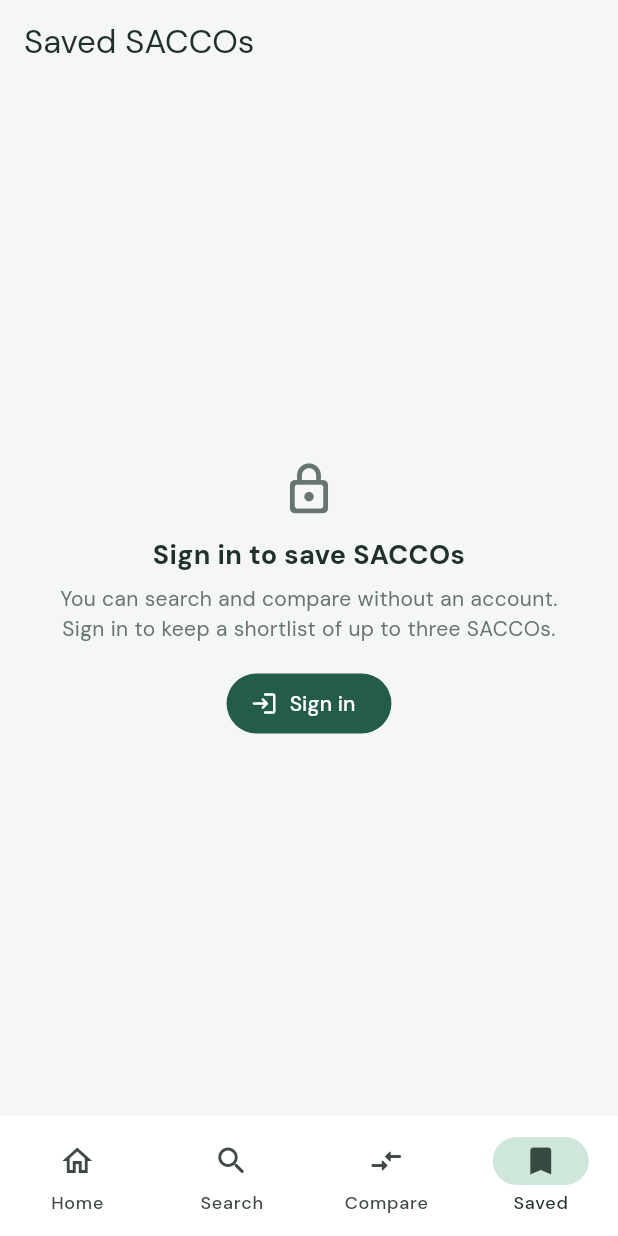
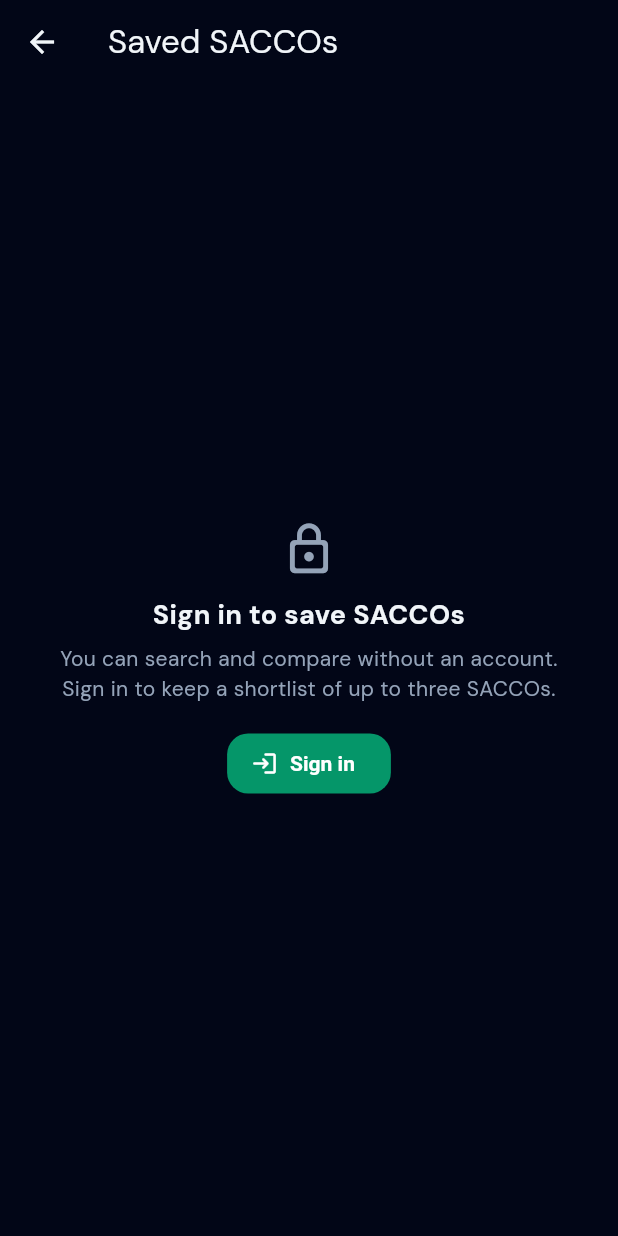
Before and after one commit to GraceWambugu/sacco_pearls, a Flutter app: the screen it shows after launch, scrolled down 60 dp, after a tap on "Saved", on a phone screen of 412 x 824 dp. Run offline on Flutter 3.47's test engine with Material 3 defaults, Android fonts, the phone set to English and light mode, and no system bars; our stand-ins replace dio, fl_chart, flutter_secure_storage, google_fonts; accounts and stored records are empty; network calls fail.

Commit message:
feat(mobile): dark slate and emerald theme, tabs Home/Directory/Compare/Trends
- Palette and theme switched to the dark design Grace chose (one file each)
- Bottom bar: Home, Directory, Compare (badge), Trends (placeholder until
  the charts are built); Saved now opens from a Home tile
- Fixed colour pairs that became unreadable on dark backgrounds

Co-Authored-By: Claude Opus 5.5 <noreply@anthropic.com>

```diff
--- a/mobile/lib/screens/app_shell.dart
+++ b/mobile/lib/screens/app_shell.dart
@@ -9,17 +9,18 @@ import 'auth_screen.dart';
 import 'compare_screen.dart';
 import 'member_home_screen.dart';
 import 'sacco_search_screen.dart';
+import 'trends_screen.dart';
 import 'watchlist_screen.dart';
 
-/// The four main tabs: Home, Search, Compare and Saved.
-/// Account is reached from the person icon on Home, not a tab.
+/// The four main tabs: Home, Directory, Compare and Trends.
+/// Saved SACCOs and Account open from Home.
 class AppShell extends StatefulWidget {
   const AppShell({super.key});
 
   static const homeTab = 0;
   static const searchTab = 1;
   static const compareTab = 2;
-  static const savedTab = 3;
+  static const trendsTab = 3;
 
   @override
   State<AppShell> createState() => _AppShellState();
@@ -31,6 +32,17 @@ class _AppShellState extends State<AppShell> {
 
   void _goTo(int index) => setState(() => _selectedIndex = index);
 
+  /// Saved is a page opened from Home, not a tab. "Find a SACCO" on it closes
+  /// the page and switches to the Directory tab.
+  void _openSaved() {
+    Navigator.of(context).push(MaterialPageRoute<void>(
+      builder: (pageContext) => WatchlistScreen(onBrowse: () {
+        Navigator.of(pageContext).pop();
+        _goTo(AppShell.searchTab);
+      }),
+    ));
+  }
+
   @override
   Widget build(BuildContext context) {
     final account = context.watch<AuthProvider>().account;
@@ -40,11 +52,12 @@ class _AppShellState extends State<AppShell> {
         account: account,
         onNavigate: _goTo,
         onOpenAccount: () => openAccount(context),
+        onOpenSaved: _openSaved,
         directory: _directory,
       ),
       const SaccoSearchScreen(),
       CompareScreen(onBrowse: () => _goTo(AppShell.searchTab)),
-      WatchlistScreen(onBrowse: () => _goTo(AppShell.searchTab)),
+      const TrendsScreen(),
     ];
 
     return Scaffold(
@@ -59,7 +72,7 @@ class _AppShellState extends State<AppShell> {
             selectedIcon: Icon(Icons.home_rounded),
             label: 'Home',
           ),
-          const NavigationDestination(icon: Icon(Icons.search_rounded), label: 'Search'),
+          const NavigationDestination(icon: Icon(Icons.search_rounded), label: 'Directory'),
           NavigationDestination(
             // The badge shows how many SACCOs are waiting to be compared.
             icon: Badge(
@@ -70,9 +83,8 @@ class _AppShellState extends State<AppShell> {
             label: 'Compare',
           ),
           const NavigationDestination(
-            icon: Icon(Icons.bookmark_border_rounded),
-            selectedIcon: Icon(Icons.bookmark_rounded),
-            label: 'Saved',
+            icon: Icon(Icons.show_chart_rounded),
+            label: 'Trends',
           ),
         ],
       ),
--- a/mobile/lib/screens/auth_screen.dart
+++ b/mobile/lib/screens/auth_screen.dart
@@ -151,7 +151,7 @@ class _AuthScreenState extends State<AuthScreen> {
                           color: AppColors.forest,
                           borderRadius: BorderRadius.circular(7),
                         ),
-                        child: const Icon(Icons.eco_rounded, color: AppColors.accent, size: 20),
+                        child: const Icon(Icons.eco_rounded, color: AppColors.highlight, size: 20),
                       ),
                       const SizedBox(width: 10),
                       const Text(
@@ -303,8 +303,8 @@ class _AuthScreenState extends State<AuthScreen> {
                             child: FilledButton(
                               onPressed: _isLoading ? null : _submit,
                               style: FilledButton.styleFrom(
-                                backgroundColor: AppColors.accent,
-                                foregroundColor: AppColors.forestDark,
+                                backgroundColor: AppColors.forest,
+                                foregroundColor: Colors.white,
                                 shape: RoundedRectangleBorder(
                                   borderRadius: BorderRadius.circular(7),
                                 ),
@@ -314,7 +314,7 @@ class _AuthScreenState extends State<AuthScreen> {
                                       dimension: 20,
                                       child: CircularProgressIndicator(
                                         strokeWidth: 2,
-                                        color: AppColors.forestDark,
+                                        color: Colors.white,
                                       ),
                                     )
                                   : Text(
--- a/mobile/lib/screens/compare_screen.dart
+++ b/mobile/lib/screens/compare_screen.dart
@@ -160,7 +160,7 @@ class _PickedSaccos extends StatelessWidget {
                 backgroundColor: AppColors.compareSeries[index],
                 child: Text(
                   '${index + 1}',
-                  style: const TextStyle(color: Colors.white, fontWeight: FontWeight.w800, fontSize: 13),
+                  style: const TextStyle(color: AppColors.paper, fontWeight: FontWeight.w800, fontSize: 13),
                 ),
               ),
               title: Text(sacco.name, style: const TextStyle(fontWeight: FontWeight.w700)),
--- a/mobile/lib/screens/member_home_screen.dart
+++ b/mobile/lib/screens/member_home_screen.dart
@@ -5,10 +5,9 @@ import '../models/sacco.dart';
 import 'sacco_profile_screen.dart';
 import '../theme/app_colors.dart';
 
-// Tab numbers, matching AppShell (Home 0, Search 1, Compare 2, Saved 3).
+// Tab numbers, matching AppShell (Home 0, Directory 1, Compare 2, Trends 3).
 const _searchTab = 1;
 const _compareTab = 2;
-const _savedTab = 3;
 
 class MemberHomeScreen extends StatelessWidget {
   const MemberHomeScreen({
@@ -17,6 +16,7 @@ class MemberHomeScreen extends StatelessWidget {
     required this.onNavigate,
     required this.directory,
     this.onOpenAccount,
+    this.onOpenSaved,
   });
 
   /// Null when nobody is signed in; the app still works, saving just needs sign-in.
@@ -24,6 +24,7 @@ class MemberHomeScreen extends StatelessWidget {
   final ValueChanged<int> onNavigate;
   final Future<List<SaccoRecord>> directory;
   final VoidCallback? onOpenAccount;
+  final VoidCallback? onOpenSaved;
 
   @override
   Widget build(BuildContext context) {
@@ -40,7 +41,7 @@ class MemberHomeScreen extends StatelessWidget {
             onPressed: () => showRatingGuide(context),
             style: IconButton.styleFrom(
               backgroundColor: AppColors.accentSoft,
-              foregroundColor: AppColors.forestDark,
+              foregroundColor: AppColors.highlight,
             ),
             icon: const Icon(Icons.info_outline_rounded),
           ),
@@ -103,7 +104,7 @@ class MemberHomeScreen extends StatelessWidget {
                 title: 'Compare',
                 detail: 'Choose up to three',
                 background: AppColors.accent,
-                foreground: AppColors.forestDark,
+                foreground: AppColors.ink,
                 iconBackground: AppColors.surface,
                 onTap: () => onNavigate(_compareTab),
               ),
@@ -114,7 +115,7 @@ class MemberHomeScreen extends StatelessWidget {
                 background: AppColors.surface,
                 foreground: AppColors.ink,
                 iconBackground: AppColors.accentSoft,
-                onTap: () => onNavigate(_savedTab),
+                onTap: onOpenSaved ?? () {},
               ),
               _HomeActionTile(
                 icon: Icons.person_outline_rounded,
@@ -203,7 +204,7 @@ class _DirectorySummary extends StatelessWidget {
             ),
             child: Row(
               children: [
-                const Icon(Icons.account_balance_rounded, color: AppColors.accent, size: 30),
+                const Icon(Icons.account_balance_rounded, color: AppColors.highlight, size: 30),
                 const SizedBox(width: 15),
                 Expanded(
                   child: Column(
@@ -225,7 +226,7 @@ class _DirectorySummary extends StatelessWidget {
                     ],
                   ),
                 ),
-                const Icon(Icons.arrow_forward_rounded, color: AppColors.accent),
+                const Icon(Icons.arrow_forward_rounded, color: AppColors.highlight),
               ],
             ),
           ),
@@ -273,7 +274,7 @@ class _HomeActionTile extends StatelessWidget {
                   color: iconBackground,
                   borderRadius: BorderRadius.circular(8),
                 ),
-                child: Icon(icon, color: AppColors.forestDark, size: 19),
+                child: Icon(icon, color: AppColors.highlight, size: 19),
               ),
               const SizedBox(width: 9),
               Expanded(
--- a/mobile/lib/screens/sacco_profile_screen.dart
+++ b/mobile/lib/screens/sacco_profile_screen.dart
@@ -292,7 +292,7 @@ class _ScoreCard extends StatelessWidget {
               value: ((composite ?? 0) / 100).clamp(0.0, 1.0).toDouble(),
               minHeight: 8,
               backgroundColor: Colors.white24,
-              color: AppColors.accent,
+              color: AppColors.highlight,
             ),
           ),
           const SizedBox(height: 12),
--- /dev/null
+++ b/mobile/lib/screens/trends_screen.dart
@@ -0,0 +1,38 @@
+import 'package:flutter/material.dart';
+
+import '../theme/app_colors.dart';
+
+/// The Trends tab. Placeholder until the charts are built (step 6f).
+class TrendsScreen extends StatelessWidget {
+  const TrendsScreen({super.key});
+
+  @override
+  Widget build(BuildContext context) {
+    return Scaffold(
+      appBar: AppBar(title: const Text('Trends')),
+      body: const Center(
+        child: Padding(
+          padding: EdgeInsets.all(28),
+          child: Column(
+            mainAxisSize: MainAxisSize.min,
+            children: [
+              Icon(Icons.show_chart_rounded, size: 44, color: AppColors.highlight),
+              SizedBox(height: 12),
+              Text(
+                'Year-by-year trends are coming next',
+                textAlign: TextAlign.center,
+                style: TextStyle(fontSize: 18, fontWeight: FontWeight.w800),
+              ),
+              SizedBox(height: 6),
+              Text(
+                'Until then, open any SACCO and use the year chips on its profile.',
+                textAlign: TextAlign.center,
+                style: TextStyle(color: AppColors.muted),
+              ),
+            ],
+          ),
+        ),
+      ),
+    );
+  }
+}
--- a/mobile/lib/theme/app_colors.dart
+++ b/mobile/lib/theme/app_colors.dart
@@ -1,24 +1,26 @@
 import 'package:flutter/material.dart';
 
-/// The app's colours, shared with the admin web pages (admin/admin.html)
-/// so the whole system looks like one product.
+/// The app's colours: a dark slate background with emerald accents.
+/// Every screen uses these names, so the whole look changes here in one place.
 class AppColors {
-  static const paper = Color(0xFFF5F7F5); // page background
-  static const surface = Color(0xFFFFFFFF); // cards and bars
-  static const ink = Color(0xFF20302B); // main text
-  static const muted = Color(0xFF66756E); // secondary text
-  static const line = Color(0xFFDBE1DC); // borders and dividers
-  static const forest = Color(0xFF235C48); // brand colour, buttons
-  static const forestDark = Color(0xFF1A4536); // large header cards
-  static const accent = Color(0xFFCFE6DA); // highlights on forest, selected tab
-  static const accentSoft = Color(0xFFE6F0EB); // icon backgrounds
+  static const paper = Color(0xFF020617); // page background (slate 950)
+  static const surface = Color(0xFF0F172A); // cards and bars (slate 900)
+  static const raised = Color(0xFF1E293B); // inputs and inner boxes (slate 800)
+  static const ink = Color(0xFFF1F5F9); // main text (slate 100)
+  static const muted = Color(0xFF94A3B8); // secondary text (slate 400)
+  static const line = Color(0xFF1E293B); // borders and dividers (slate 800)
+  static const forest = Color(0xFF059669); // buttons and brand (emerald 600)
+  static const forestDark = Color(0xFF0B2B26); // large header cards (deep emerald)
+  static const accent = Color(0xFF134E3F); // selected tab and chip (dark emerald)
+  static const accentSoft = Color(0xFF0D2723); // icon backgrounds (emerald tint)
+  static const highlight = Color(0xFF34D399); // emerald text and icons on dark (emerald 400)
 
   // One colour per SACCO on the Compare screen. Deliberately NOT green/amber/red,
   // so a SACCO's line colour is never mistaken for its rating.
-  static const compareSeries = [Color(0xFF235C48), Color(0xFF3B6EA8), Color(0xFF8A4FB0)];
+  static const compareSeries = [Color(0xFF38BDF8), Color(0xFFA78BFA), Color(0xFFF472B6)];
 
   // Rating colours. Always shown with the words Green, Amber or Red, never alone.
-  static const green = Color(0xFF2F8A5B);
-  static const amber = Color(0xFFD09A2C);
-  static const red = Color(0xFFC25446);
+  static const green = Color(0xFF10B981);
+  static const amber = Color(0xFFF59E0B);
+  static const red = Color(0xFFF43F5E);
 }
--- a/mobile/lib/theme/app_theme.dart
+++ b/mobile/lib/theme/app_theme.dart
@@ -1,32 +1,108 @@
 import 'package:flutter/material.dart';
+import 'package:flutter/services.dart';
 import 'package:google_fonts/google_fonts.dart';
 
 import 'app_colors.dart';
 
-/// One theme for the whole app: forest green on a paper background, DM Sans text.
+/// One dark theme for the whole app: slate background, emerald accents, DM Sans text.
 ThemeData buildAppTheme() {
   final base = ThemeData(
     useMaterial3: true,
-    colorScheme: ColorScheme.fromSeed(seedColor: AppColors.forest).copyWith(
+    brightness: Brightness.dark,
+    colorScheme: ColorScheme.fromSeed(
+      seedColor: AppColors.forest,
+      brightness: Brightness.dark,
+    ).copyWith(
       primary: AppColors.forest,
-      secondary: AppColors.accent,
-      surface: AppColors.paper,
+      onPrimary: Colors.white,
+      secondary: AppColors.highlight,
+      surface: AppColors.surface,
       onSurface: AppColors.ink,
+      onSurfaceVariant: AppColors.muted,
+      outline: AppColors.line,
       error: AppColors.red,
     ),
     scaffoldBackgroundColor: AppColors.paper,
   );
+  final rounded = RoundedRectangleBorder(borderRadius: BorderRadius.circular(14));
   return base.copyWith(
     // DM Sans is downloaded the first time the app runs; until then the default font is used.
-    textTheme: GoogleFonts.dmSansTextTheme(base.textTheme),
+    textTheme: GoogleFonts.dmSansTextTheme(base.textTheme).apply(
+      bodyColor: AppColors.ink,
+      displayColor: AppColors.ink,
+    ),
     appBarTheme: const AppBarTheme(
       backgroundColor: AppColors.paper,
       foregroundColor: AppColors.ink,
       surfaceTintColor: Colors.transparent,
+      systemOverlayStyle: SystemUiOverlayStyle.light, // white status-bar icons
     ),
-    navigationBarTheme: const NavigationBarThemeData(
+    navigationBarTheme: NavigationBarThemeData(
       backgroundColor: AppColors.surface,
       indicatorColor: AppColors.accent,
+      iconTheme: WidgetStateProperty.resolveWith((states) => IconThemeData(
+            color: states.contains(WidgetState.selected) ? AppColors.highlight : AppColors.muted,
+          )),
+      labelTextStyle: WidgetStateProperty.resolveWith((states) => TextStyle(
+            fontSize: 12,
+            fontWeight: FontWeight.w600,
+            color: states.contains(WidgetState.selected) ? AppColors.highlight : AppColors.muted,
+          )),
     ),
+    cardTheme: CardThemeData(color: AppColors.surface, elevation: 0, shape: rounded),
+    chipTheme: ChipThemeData(
+      backgroundColor: AppColors.surface,
+      selectedColor: AppColors.accent,
+      side: const BorderSide(color: AppColors.line),
+      labelStyle: const TextStyle(color: AppColors.ink, fontWeight: FontWeight.w600),
+      checkmarkColor: AppColors.highlight,
+      shape: RoundedRectangleBorder(borderRadius: BorderRadius.circular(999)),
+    ),
+    inputDecorationTheme: InputDecorationTheme(
+      filled: true,
+      fillColor: AppColors.surface,
+      hintStyle: const TextStyle(color: AppColors.muted),
+      prefixIconColor: AppColors.muted,
+      border: OutlineInputBorder(
+        borderRadius: BorderRadius.circular(14),
+        borderSide: const BorderSide(color: AppColors.line),
+      ),
+      enabledBorder: OutlineInputBorder(
+        borderRadius: BorderRadius.circular(14),
+        borderSide: const BorderSide(color: AppColors.line),
+      ),
+      focusedBorder: OutlineInputBorder(
+        borderRadius: BorderRadius.circular(14),
+        borderSide: const BorderSide(color: AppColors.forest, width: 1.5),
+      ),
+    ),
+    filledButtonTheme: FilledButtonThemeData(
+      style: FilledButton.styleFrom(
+        backgroundColor: AppColors.forest,
+        foregroundColor: Colors.white,
+        shape: rounded,
+        textStyle: const TextStyle(fontWeight: FontWeight.w700),
+      ),
+    ),
+    outlinedButtonTheme: OutlinedButtonThemeData(
+      style: OutlinedButton.styleFrom(
+        foregroundColor: AppColors.ink,
+        side: const BorderSide(color: AppColors.raised),
+        backgroundColor: AppColors.surface,
+        shape: rounded,
+        textStyle: const TextStyle(fontWeight: FontWeight.w700),
+      ),
+    ),
+    textButtonTheme: TextButtonThemeData(
+      style: TextButton.styleFrom(foregroundColor: AppColors.highlight),
+    ),
+    dividerTheme: const DividerThemeData(color: AppColors.line),
+    snackBarTheme: const SnackBarThemeData(
+      backgroundColor: AppColors.raised,
+      contentTextStyle: TextStyle(color: AppColors.ink),
+      behavior: SnackBarBehavior.floating,
+    ),
+    bottomSheetTheme: const BottomSheetThemeData(backgroundColor: AppColors.surface),
+    progressIndicatorTheme: const ProgressIndicatorThemeData(color: AppColors.highlight),
   );
 }
```
